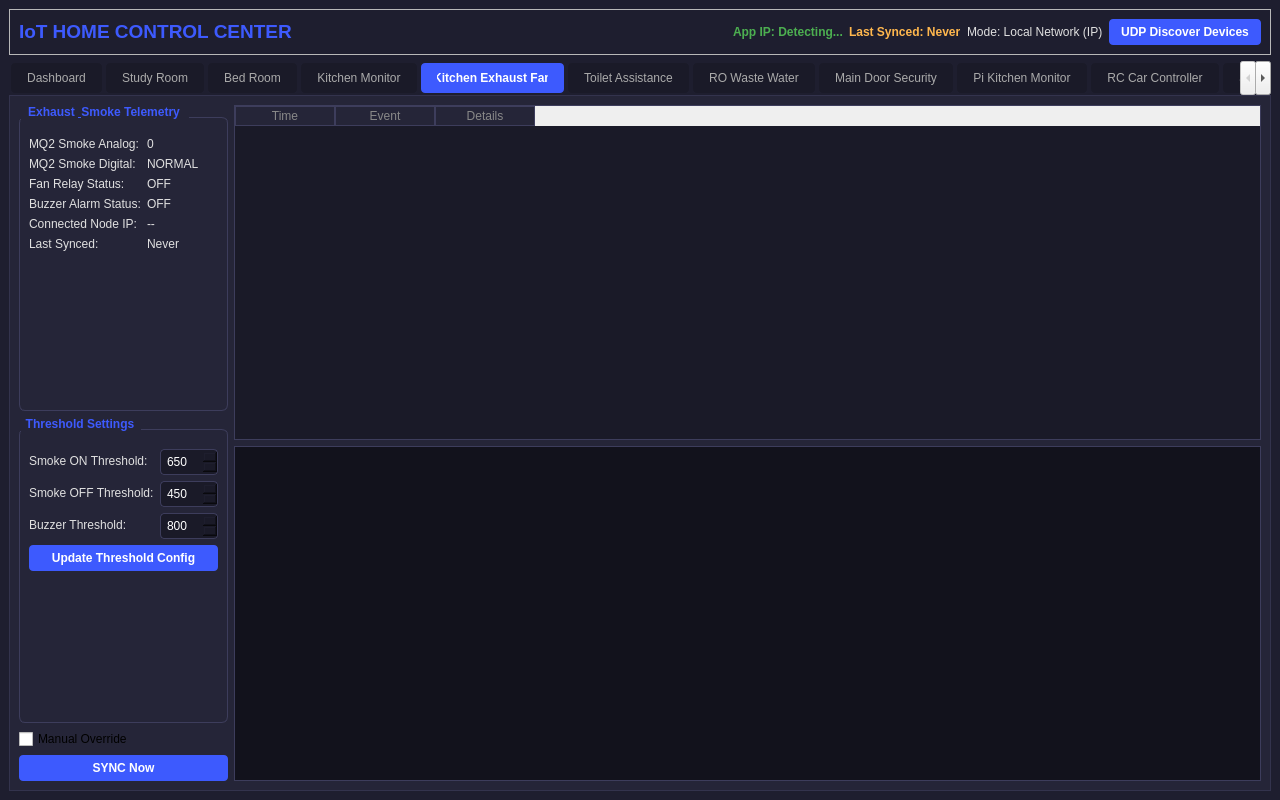
First picture: the form in Project/IOT_Home/Qt/mainwindow.ui, repository vsrgm/lib, before the edit.
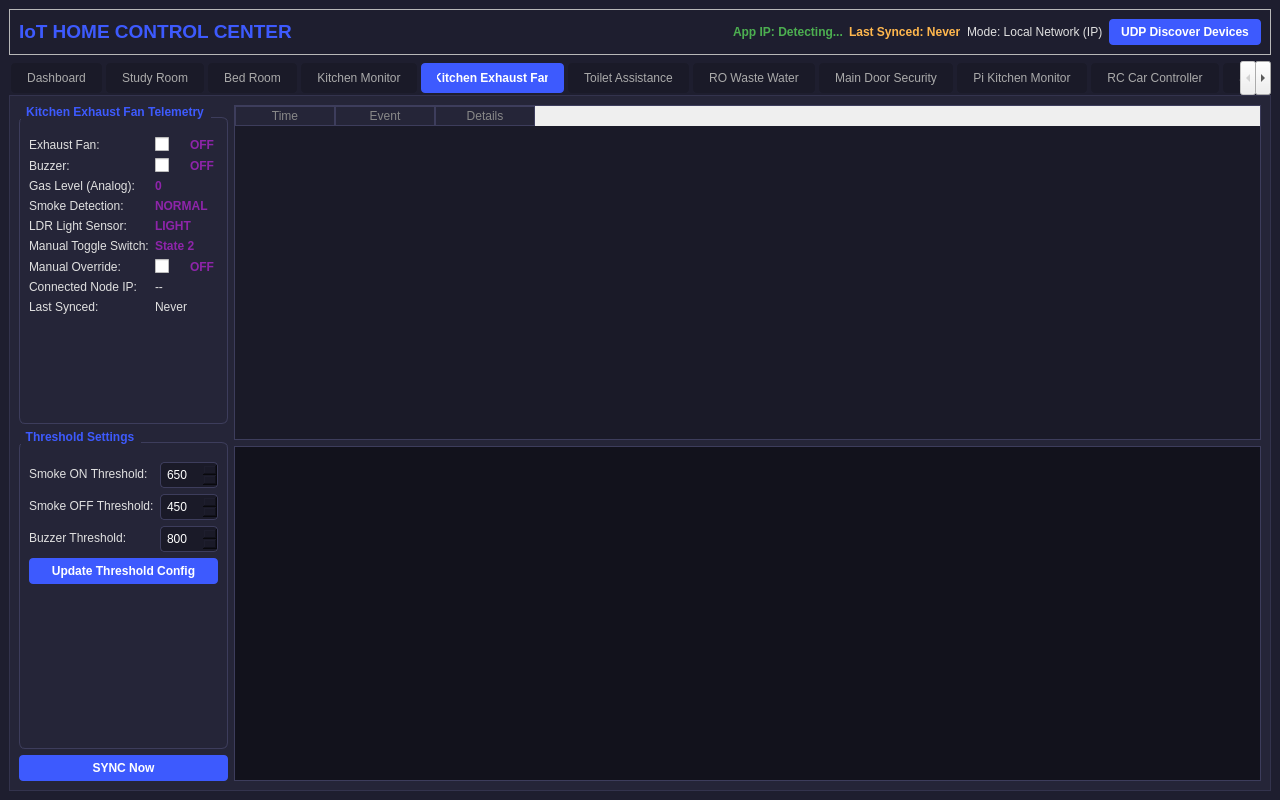
Second picture: the form after the edit. The open tabs and pages were chosen to show the change.

```diff
--- a/Project/IOT_Home/Qt/mainwindow.ui
+++ b/Project/IOT_Home/Qt/mainwindow.ui
@@ -408,20 +408,41 @@
         <item>
          <layout class="QVBoxLayout" name="vboxExhaustLeft">
           <item>
-           <widget class="QGroupBox" name="grpExhaustStatus"><property name="title"><string>Exhaust &amp; Smoke Telemetry</string></property>
+           <widget class="QGroupBox" name="grpExhaustStatus"><property name="title"><string>Kitchen Exhaust Fan Telemetry</string></property>
             <layout class="QFormLayout" name="formExhaustSensors">
-             <item row="0" column="0"><widget class="QLabel" name="ex1"><property name="text"><string>MQ2 Smoke Analog:</string></property></widget></item>
-             <item row="0" column="1"><widget class="QLabel" name="lblExhaustSmokeAnalog"><property name="text"><string>0</string></property></widget></item>
-             <item row="1" column="0"><widget class="QLabel" name="ex2"><property name="text"><string>MQ2 Smoke Digital:</string></property></widget></item>
-             <item row="1" column="1"><widget class="QLabel" name="lblExhaustSmokeDigital"><property name="text"><string>NORMAL</string></property></widget></item>
-             <item row="2" column="0"><widget class="QLabel" name="ex3"><property name="text"><string>Fan Relay Status:</string></property></widget></item>
-             <item row="2" column="1"><widget class="QLabel" name="lblExhaustFanStatus"><property name="text"><string>OFF</string></property></widget></item>
-             <item row="3" column="0"><widget class="QLabel" name="ex4"><property name="text"><string>Buzzer Alarm Status:</string></property></widget></item>
-             <item row="3" column="1"><widget class="QLabel" name="lblExhaustBuzzerStatus"><property name="text"><string>OFF</string></property></widget></item>
-             <item row="4" column="0"><widget class="QLabel" name="lblExNodeIpTitle"><property name="text"><string>Connected Node IP:</string></property></widget></item>
-             <item row="4" column="1"><widget class="QLabel" name="lblExhaustNodeIp"><property name="text"><string>--</string></property></widget></item>
-             <item row="5" column="0"><widget class="QLabel" name="lblExLastSyncTitle"><property name="text"><string>Last Synced:</string></property></widget></item>
-             <item row="5" column="1"><widget class="QLabel" name="lblExhaustLastSync"><property name="text"><string>Never</string></property></widget></item>
+             <item row="0" column="0"><widget class="QLabel" name="ex1"><property name="text"><string>Exhaust Fan:</string></property></widget></item>
+             <item row="0" column="1">
+              <layout class="QHBoxLayout" name="layExFan">
+               <item><widget class="QCheckBox" name="chkExhaustFan"><property name="text"><string></string></property></widget></item>
+               <item><widget class="QLabel" name="lblExhaustFanStatus"><property name="text"><string>OFF</string></property><property name="styleSheet"><string>color: #8E24AA; font-weight: bold;</string></property></widget></item>
+              </layout>
+             </item>
+             <item row="1" column="0"><widget class="QLabel" name="ex2"><property name="text"><string>Buzzer:</string></property></widget></item>
+             <item row="1" column="1">
+              <layout class="QHBoxLayout" name="layExBuzzer">
+               <item><widget class="QCheckBox" name="chkExhaustBuzzer"><property name="text"><string></string></property></widget></item>
+               <item><widget class="QLabel" name="lblExhaustBuzzerStatus"><property name="text"><string>OFF</string></property><property name="styleSheet"><string>color: #8E24AA; font-weight: bold;</string></property></widget></item>
+              </layout>
+             </item>
+             <item row="2" column="0"><widget class="QLabel" name="ex3"><property name="text"><string>Gas Level (Analog):</string></property></widget></item>
+             <item row="2" column="1"><widget class="QLabel" name="lblExhaustSmokeAnalog"><property name="text"><string>0</string></property><property name="styleSheet"><string>color: #8E24AA; font-weight: bold;</string></property></widget></item>
+             <item row="3" column="0"><widget class="QLabel" name="ex4"><property name="text"><string>Smoke Detection:</string></property></widget></item>
+             <item row="3" column="1"><widget class="QLabel" name="lblExhaustSmokeDigital"><property name="text"><string>NORMAL</string></property><property name="styleSheet"><string>color: #8E24AA; font-weight: bold;</string></property></widget></item>
+             <item row="4" column="0"><widget class="QLabel" name="ex5"><property name="text"><string>LDR Light Sensor:</string></property></widget></item>
+             <item row="4" column="1"><widget class="QLabel" name="lblExhaustLdr"><property name="text"><string>LIGHT</string></property><property name="styleSheet"><string>color: #8E24AA; font-weight: bold;</string></property></widget></item>
+             <item row="5" column="0"><widget class="QLabel" name="ex6"><property name="text"><string>Manual Toggle Switch:</string></property></widget></item>
+             <item row="5" column="1"><widget class="QLabel" name="lblExhaustUserSw"><property name="text"><string>State 2</string></property><property name="styleSheet"><string>color: #8E24AA; font-weight: bold;</string></property></widget></item>
+             <item row="6" column="0"><widget class="QLabel" name="ex7"><property name="text"><string>Manual Override:</string></property></widget></item>
+             <item row="6" column="1">
+              <layout class="QHBoxLayout" name="layExOverride">
+               <item><widget class="QCheckBox" name="chkExhaustOverride"><property name="text"><string></string></property></widget></item>
+               <item><widget class="QLabel" name="lblExhaustOverrideVal"><property name="text"><string>OFF</string></property><property name="styleSheet"><string>color: #8E24AA; font-weight: bold;</string></property></widget></item>
+              </layout>
+             </item>
+             <item row="7" column="0"><widget class="QLabel" name="lblExNodeIpTitle"><property name="text"><string>Connected Node IP:</string></property></widget></item>
+             <item row="7" column="1"><widget class="QLabel" name="lblExhaustNodeIp"><property name="text"><string>--</string></property></widget></item>
+             <item row="8" column="0"><widget class="QLabel" name="lblExLastSyncTitle"><property name="text"><string>Last Synced:</string></property></widget></item>
+             <item row="8" column="1"><widget class="QLabel" name="lblExhaustLastSync"><property name="text"><string>Never</string></property></widget></item>
             </layout>
            </widget>
           </item>
@@ -438,7 +459,6 @@
             </layout>
            </widget>
           </item>
-          <item><widget class="QCheckBox" name="chkExhaustOverride"><property name="text"><string>Manual Override</string></property></widget></item>
           <item><widget class="QPushButton" name="btnExhaustSync"><property name="text"><string>SYNC Now</string></property></widget></item>
          </layout>
         </item>
```
